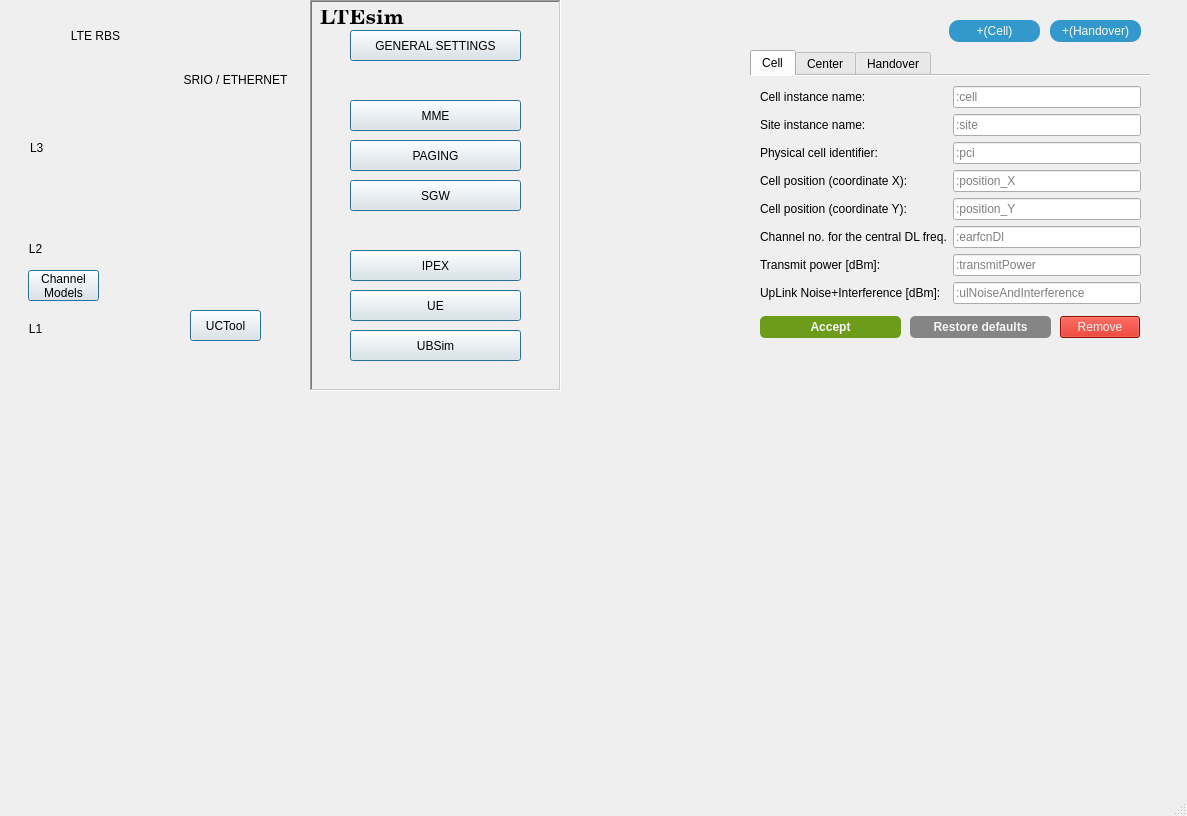
Above: LTEsimGeneratorGUI/Ui/Windows/newmapwindow.ui from moniss23/junit4 before the change. Below: the same form after it.
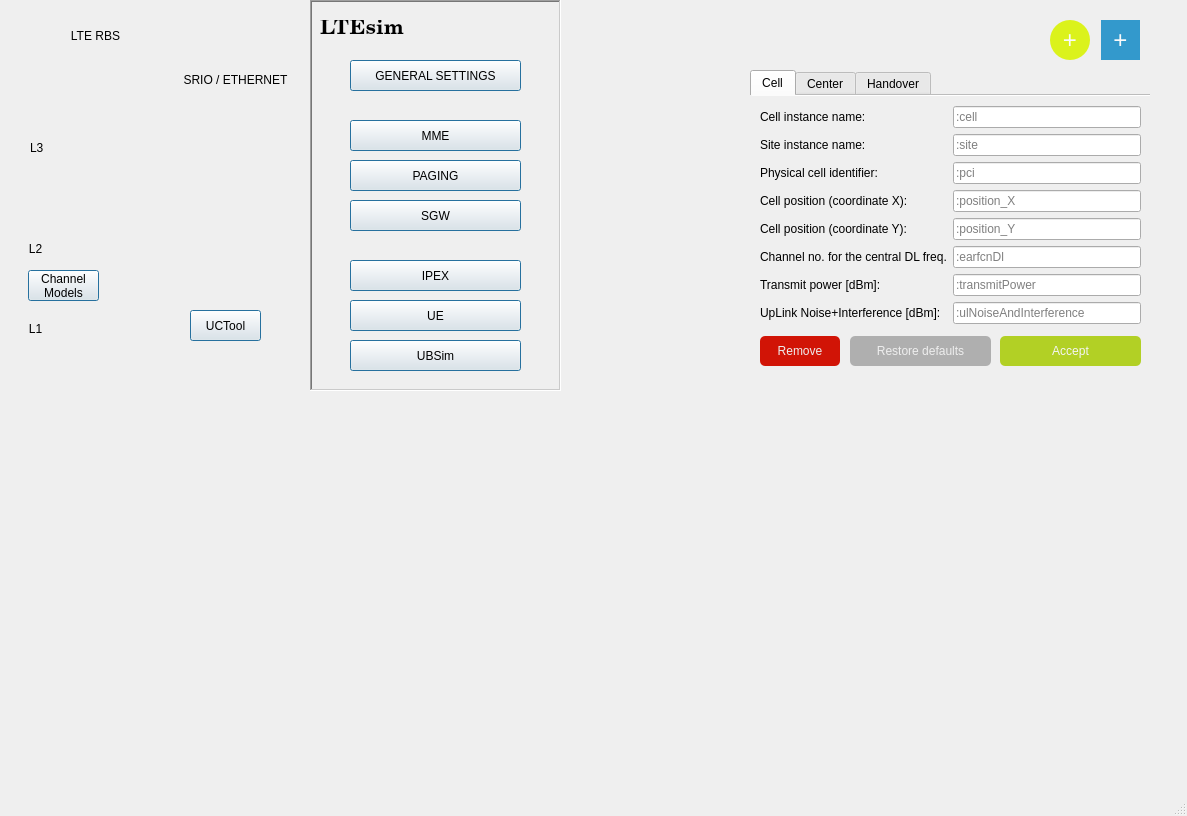
That is the form after the change. The open tabs and pages were chosen to show the change. Icons and pictures are not drawn.

The edit to the form file:
```diff
--- a/LTEsimGeneratorGUI/Ui/Windows/newmapwindow.ui
+++ b/LTEsimGeneratorGUI/Ui/Windows/newmapwindow.ui
@@ -18,8 +18,8 @@
   </property>
   <property name="minimumSize">
    <size>
-    <width>0</width>
-    <height>1</height>
+    <width>1187</width>
+    <height>816</height>
    </size>
   </property>
   <property name="maximumSize">
@@ -87,7 +87,7 @@
       <property name="geometry">
        <rect>
         <x>10</x>
-        <y>10</y>
+        <y>20</y>
         <width>91</width>
         <height>17</height>
        </rect>
@@ -108,7 +108,7 @@
       <property name="geometry">
        <rect>
         <x>40</x>
-        <y>250</y>
+        <y>260</y>
         <width>171</width>
         <height>31</height>
        </rect>
@@ -124,7 +124,7 @@
       <property name="geometry">
        <rect>
         <x>40</x>
-        <y>330</y>
+        <y>340</y>
         <width>171</width>
         <height>31</height>
        </rect>
@@ -140,7 +140,7 @@
       <property name="geometry">
        <rect>
         <x>40</x>
-        <y>100</y>
+        <y>120</y>
         <width>171</width>
         <height>31</height>
        </rect>
@@ -162,7 +162,7 @@
       <property name="geometry">
        <rect>
         <x>40</x>
-        <y>180</y>
+        <y>200</y>
         <width>171</width>
         <height>31</height>
        </rect>
@@ -178,7 +178,7 @@
       <property name="geometry">
        <rect>
         <x>40</x>
-        <y>140</y>
+        <y>160</y>
         <width>171</width>
         <height>31</height>
        </rect>
@@ -200,7 +200,7 @@
       <property name="geometry">
        <rect>
         <x>40</x>
-        <y>290</y>
+        <y>300</y>
         <width>171</width>
         <height>31</height>
        </rect>
@@ -216,13 +216,14 @@
       <property name="geometry">
        <rect>
         <x>40</x>
-        <y>30</y>
+        <y>60</y>
         <width>171</width>
         <height>31</height>
        </rect>
       </property>
       <property name="styleSheet">
-       <string notr="true">border-color: rgb(0, 0, 0);</string>
+       <string notr="true">border-color: #e5e5e5;
+background-color: #eee;</string>
       </property>
       <property name="text">
        <string>GENERAL SETTINGS</string>
@@ -421,9 +422,9 @@
     <property name="geometry">
      <rect>
       <x>750</x>
-      <y>50</y>
+      <y>70</y>
       <width>400</width>
-      <height>451</height>
+      <height>431</height>
      </rect>
     </property>
     <property name="minimumSize">
@@ -593,10 +594,10 @@
      <widget class="QPushButton" name="setCellParamsBtn">
       <property name="geometry">
        <rect>
-        <x>10</x>
+        <x>250</x>
         <y>240</y>
         <width>141</width>
-        <height>22</height>
+        <height>30</height>
        </rect>
       </property>
       <property name="minimumSize">
@@ -606,12 +607,10 @@
        </size>
       </property>
       <property name="styleSheet">
-       <string notr="true">border:0;
-color:#f5f5f5;
+       <string notr="true">color: #f5f5f5;
 border-radius:5px;
-background-color:#6d9c1b;
-font-weight: bold;
-</string>
+border-color: #eee;
+background-color:#b2d025;</string>
       </property>
       <property name="text">
        <string>Accept</string>
@@ -620,10 +619,10 @@
      <widget class="QPushButton" name="restoreCellBtn">
       <property name="geometry">
        <rect>
-        <x>160</x>
+        <x>100</x>
         <y>240</y>
         <width>141</width>
-        <height>22</height>
+        <height>30</height>
        </rect>
       </property>
       <property name="minimumSize">
@@ -633,11 +632,10 @@
        </size>
       </property>
       <property name="styleSheet">
-       <string notr="true">border:0;
-color:#f5f5f5;
-font-weight: bold;
+       <string notr="true">color: #eee;
 border-radius:5px;
-background-color:#858585;</string>
+border-color: #eee;
+background-color:#afafaf;</string>
       </property>
       <property name="text">
        <string>Restore defaults</string>
@@ -646,10 +644,10 @@
      <widget class="QPushButton" name="removeCellBtn">
       <property name="geometry">
        <rect>
-        <x>310</x>
+        <x>10</x>
         <y>240</y>
         <width>80</width>
-        <height>22</height>
+        <height>30</height>
        </rect>
       </property>
       <property name="palette">
@@ -658,9 +656,9 @@
          <colorrole role="WindowText">
           <brush brushstyle="SolidPattern">
            <color alpha="255">
-            <red>245</red>
-            <green>245</green>
-            <blue>245</blue>
+            <red>238</red>
+            <green>238</green>
+            <blue>238</blue>
            </color>
           </brush>
          </colorrole>
@@ -676,18 +674,18 @@
          <colorrole role="Text">
           <brush brushstyle="SolidPattern">
            <color alpha="255">
-            <red>245</red>
-            <green>245</green>
-            <blue>245</blue>
+            <red>238</red>
+            <green>238</green>
+            <blue>238</blue>
            </color>
           </brush>
          </colorrole>
          <colorrole role="ButtonText">
           <brush brushstyle="SolidPattern">
            <color alpha="255">
-            <red>245</red>
-            <green>245</green>
-            <blue>245</blue>
+            <red>238</red>
+            <green>238</green>
+            <blue>238</blue>
            </color>
           </brush>
          </colorrole>
@@ -714,9 +712,9 @@
          <colorrole role="WindowText">
           <brush brushstyle="SolidPattern">
            <color alpha="255">
-            <red>245</red>
-            <green>245</green>
-            <blue>245</blue>
+            <red>238</red>
+            <green>238</green>
+            <blue>238</blue>
            </color>
           </brush>
          </colorrole>
@@ -732,18 +730,18 @@
          <colorrole role="Text">
           <brush brushstyle="SolidPattern">
            <color alpha="255">
-            <red>245</red>
-            <green>245</green>
-            <blue>245</blue>
+            <red>238</red>
+            <green>238</green>
+            <blue>238</blue>
            </color>
           </brush>
          </colorrole>
          <colorrole role="ButtonText">
           <brush brushstyle="SolidPattern">
            <color alpha="255">
-            <red>245</red>
-            <green>245</green>
-            <blue>245</blue>
+            <red>238</red>
+            <green>238</green>
+            <blue>238</blue>
            </color>
           </brush>
          </colorrole>
@@ -770,9 +768,9 @@
          <colorrole role="WindowText">
           <brush brushstyle="SolidPattern">
            <color alpha="255">
-            <red>245</red>
-            <green>245</green>
-            <blue>245</blue>
+            <red>238</red>
+            <green>238</green>
+            <blue>238</blue>
            </color>
           </brush>
          </colorrole>
@@ -788,18 +786,18 @@
          <colorrole role="Text">
           <brush brushstyle="SolidPattern">
            <color alpha="255">
-            <red>245</red>
-            <green>245</green>
-            <blue>245</blue>
+            <red>238</red>
+            <green>238</green>
+            <blue>238</blue>
            </color>
           </brush>
          </colorrole>
          <colorrole role="ButtonText">
           <brush brushstyle="SolidPattern">
            <color alpha="255">
-            <red>245</red>
-            <green>245</green>
-            <blue>245</blue>
+            <red>238</red>
+            <green>238</green>
+            <blue>238</blue>
            </color>
           </brush>
          </colorrole>
@@ -825,15 +823,10 @@
        </palette>
       </property>
       <property name="styleSheet">
-       <string notr="true">border:0;
-color:#f5f5f5;
+       <string notr="true">color: #eee;
 border-radius:5px;
-background-color:#d11406;
-
-QPushButton#removeCellBtn:hover
-{
-   background-color:white;
-}</string>
+border-color: #eee;
+background-color:#d11406;</string>
       </property>
       <property name="text">
        <string>Remove</string>
@@ -1257,37 +1250,41 @@
    <widget class="QPushButton" name="addCellBtn">
     <property name="geometry">
      <rect>
-      <x>949</x>
-      <y>20</y>
-      <width>91</width>
-      <height>22</height>
-     </rect>
-    </property>
-    <property name="styleSheet">
-     <string notr="true">color: #fafafa;
-border-radius: 10px;
-background-color: #3399CC;</string>
-    </property>
-    <property name="text">
-     <string>+(Cell)</string>
-    </property>
-   </widget>
-   <widget class="QPushButton" name="addHandoverBtn">
-    <property name="geometry">
-     <rect>
       <x>1050</x>
       <y>20</y>
-      <width>91</width>
-      <height>22</height>
+      <width>40</width>
+      <height>40</height>
+     </rect>
+    </property>
+    <property name="styleSheet">
+     <string notr="true">border: 0;
+border-radius: 20px;
+color: #fafafa;
+font-size: 24px;
+background-color: #dbf21c;</string>
+    </property>
+    <property name="text">
+     <string>+</string>
+    </property>
+   </widget>
+   <widget class="QPushButton" name="addHandoverBtn">
+    <property name="geometry">
+     <rect>
+      <x>1100</x>
+      <y>20</y>
+      <width>40</width>
+      <height>40</height>
      </rect>
     </property>
     <property name="styleSheet">
      <string notr="true">color: #fafafa;
-border-radius: 10px;
+border: 0;
+font-size: 24px;
+border-left: 1px solid #eee;
 background-color: #3399CC;</string>
     </property>
     <property name="text">
-     <string>+(Handover)</string>
+     <string>+</string>
     </property>
    </widget>
   </widget>
```
Left out of the diff: 87 changed lines with no effect on the pictures.
